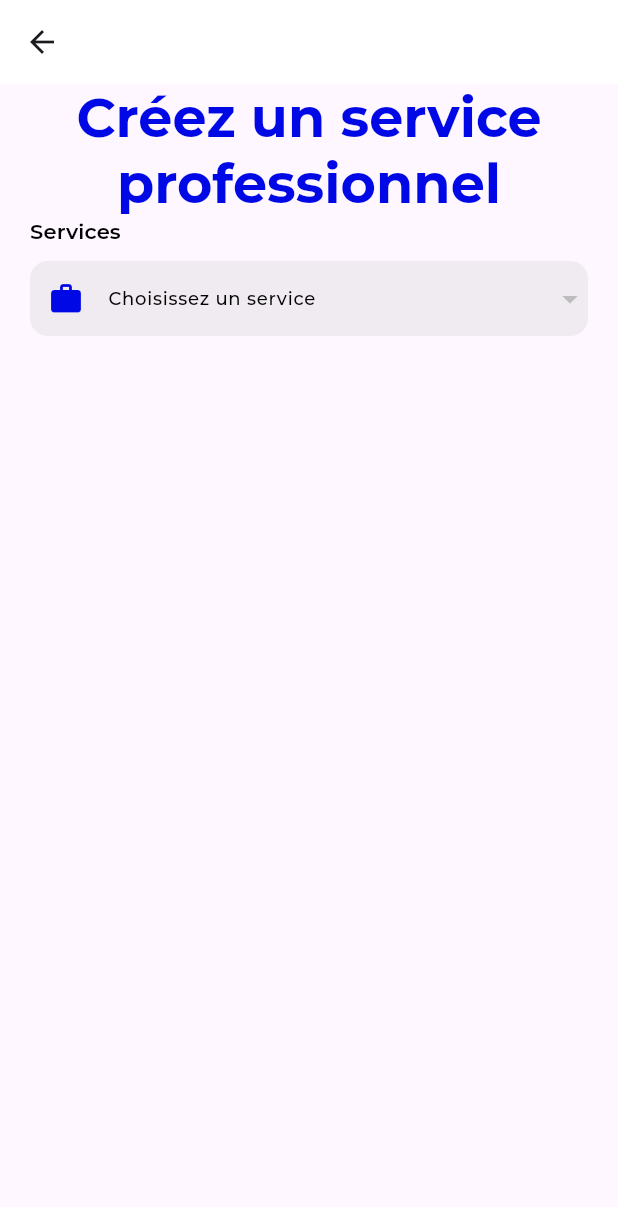
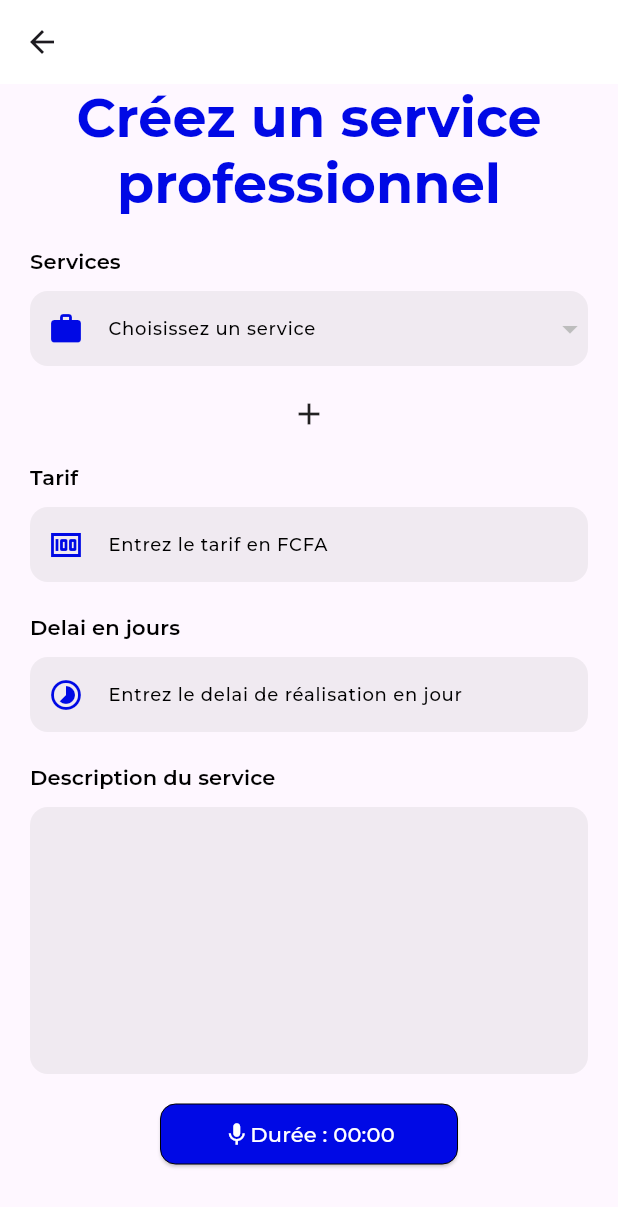
Before and after one commit to Ahlclark07/servy_app, a Flutter app: the PageCreationService screen opened by its route, on a phone screen of 412 x 824 dp. Shown: the top 1207 px of the screen. Run offline on Flutter 3.47's test engine with Material 3 defaults, Android fonts, the phone set to English and light mode, and no system bars; our stand-ins replace async_builder, audio_video_progress_bar, file_picker, firebase_auth, firebase_core, flutter_carousel_widget and 4 more; missing offline and left inert: async_button_builder, fan_floating_menu, flutter_sound, uno; accounts and stored records are empty.

Commit message:
Add of a page for service creation

```diff
--- /dev/null
+++ b/devtools_options.yaml
@@ -0,0 +1 @@
+extensions:
--- a/lib/components/forms/customSelectField.dart
+++ b/lib/components/forms/customSelectField.dart
@@ -1,5 +1,3 @@
-import 'dart:developer';
-
 import 'package:flutter/material.dart';
 import 'package:flutter_form_builder/flutter_form_builder.dart';
 import 'package:servy_app/design/design_data.dart';
--- a/lib/components/forms/custom_text_field.dart
+++ b/lib/components/forms/custom_text_field.dart
@@ -9,12 +9,14 @@ class CustomTextField extends StatefulWidget {
   final IconData icon;
   final TextEditingController controller;
   final bool isNumber;
+  final int maxLines;
   const CustomTextField(
       {super.key,
       required this.labelTitle,
       required this.labelText,
       required this.controller,
       required this.name,
+      this.maxLines = 1,
       this.isNumber = false,
       required this.icon});
 
@@ -43,6 +45,7 @@ class _CustomTextFieldState extends State<CustomTextField> {
               borderRadius: BorderRadius.circular(12),
               color: Palette.cendre.withOpacity(.15)),
           child: FormBuilderTextField(
+              maxLines: widget.maxLines,
               onTap: () => setState(() {
                     showLabel = false;
                   }),
@@ -56,10 +59,12 @@ class _CustomTextFieldState extends State<CustomTextField> {
                   widget.isNumber ? TextInputType.phone : TextInputType.text,
               name: widget.name,
               decoration: Design.inputDecoration.copyWith(
-                  icon: Container(
-                      margin: const EdgeInsets.only(left: 12, right: 0),
-                      child: Icon(widget.icon)),
-                  label: showLabel
+                  icon: widget.maxLines == 1
+                      ? Container(
+                          margin: const EdgeInsets.only(left: 12, right: 0),
+                          child: Icon(widget.icon))
+                      : null,
+                  label: (showLabel && widget.maxLines == 1)
                       ? Text(
                           widget.labelText,
                           style: Theme.of(context).textTheme.labelMedium,
--- a/lib/pages/page_creation_service.dart
+++ b/lib/pages/page_creation_service.dart
@@ -1,9 +1,16 @@
 import 'dart:developer';
+import 'dart:io';
 
 import 'package:async_builder/async_builder.dart';
 import 'package:flutter/material.dart';
+import 'package:permission_handler/permission_handler.dart';
+import 'package:servy_app/components/buttons/ask_for_file_button.dart';
 import 'package:servy_app/components/forms/customSelectField.dart';
+import 'package:servy_app/components/forms/custom_text_field.dart';
+import 'package:servy_app/components/forms/materiau_form.dart';
+import 'package:servy_app/design/design_data.dart';
 import 'package:servy_app/utils/servy_backend.dart';
+import 'package:flutter_sound/flutter_sound.dart';
 
 class PageCreationService extends StatefulWidget {
   const PageCreationService({super.key});
@@ -15,14 +22,50 @@ class PageCreationService extends StatefulWidget {
 class _PageCreationServiceState extends State<PageCreationService> {
   int nombrePhoto = 0;
   String service = "";
+  final List<File> photos = [];
+  final List<String> materiels = [];
+  late File audio;
+  final TextEditingController tarifController = TextEditingController();
+  final TextEditingController descController = TextEditingController();
+  final TextEditingController delaiController = TextEditingController();
+
+  final recorder = FlutterSoundRecorder();
+  @override
+  void initState() {
+    super.initState();
+    initRecorder();
+  }
+
+  Future<void> record() async {
+    await recorder.startRecorder(toFile: "audio.mp4");
+  }
+
+  Future<void> stop() async {
+    audio = File("${await recorder.stopRecorder()}");
+  }
+
+  Future initRecorder() async {
+    final status = await Permission.microphone.request();
+    if (status != PermissionStatus.granted) {
+      throw ("Exception, microphone non permi par le user");
+    }
+
+    await recorder.openRecorder();
+    await recorder.setSubscriptionDuration(const Duration(milliseconds: 500));
+  }
+
   @override
   Widget build(BuildContext context) {
     return Scaffold(
-      appBar: AppBar(),
+      appBar: AppBar(
+        scrolledUnderElevation: 0,
+      ),
       body: SingleChildScrollView(
         child: Container(
-          margin: EdgeInsets.symmetric(horizontal: 20),
-          child: AsyncBuilder(
+          margin: const EdgeInsets.symmetric(horizontal: 20),
+          child: Column(
+            children: [
+              AsyncBuilder(
                   retain: true,
                   waiting: (context) => const CircularProgressIndicator(),
                   future: ServyBackend().getListOfServices(),
@@ -45,6 +88,9 @@ class _PageCreationServiceState extends State<PageCreationService> {
                               ?.copyWith(fontWeight: FontWeight.bold),
                           textAlign: TextAlign.center,
                         ),
+                        const SizedBox(
+                          height: 20,
+                        ),
                         CustomSelectField(
                             labelTitle: "Services",
                             labelText: "Choisissez un service",
@@ -55,9 +101,136 @@ class _PageCreationServiceState extends State<PageCreationService> {
                                 }),
                             name: "services",
                             icon: Icons.work),
+                        const SizedBox(
+                          height: 20,
+                        ),
+                        AskForFile(
+                            callback: (File f) => setState(() {
+                                  photos.add(f);
+                                }),
+                            limit: 4,
+                            nom: "photos du service"),
+                        const SizedBox(
+                          height: 20,
+                        ),
+                        CustomTextField(
+                            labelTitle: "Tarif",
+                            labelText: "Entrez le tarif en FCFA",
+                            controller: tarifController,
+                            name: "tarif",
+                            icon: Icons.money),
+                        const SizedBox(
+                          height: 20,
+                        ),
+                        CustomTextField(
+                            labelTitle: "Delai en jours",
+                            labelText: "Entrez le delai de réalisation en jour",
+                            controller: delaiController,
+                            name: "delai",
+                            icon: Icons.timelapse),
+                        const SizedBox(
+                          height: 20,
+                        ),
+                        CustomTextField(
+                            labelTitle: "Description du service",
+                            labelText: "Entrez la description du service",
+                            maxLines: 7,
+                            controller: descController,
+                            name: "delai",
+                            icon: Icons.timelapse),
+                        const SizedBox(
+                          height: 20,
+                        ),
+                        AsyncBuilder(
+                            initial: null,
+                            stream: recorder.onProgress,
+                            builder: (context, value) {
+                              return ElevatedButton(
+                                  onPressed: () async {
+                                    if (recorder.isRecording) {
+                                      await stop();
+                                      inspect(await recorder.getRecordURL(
+                                          path: "audio"));
+                                    } else {
+                                      await record();
+                                    }
+                                    setState(() {});
+                                  },
+                                  child: SizedBox(
+                                    width: 150,
+                                    child: Row(
+                                      mainAxisAlignment:
+                                          MainAxisAlignment.center,
+                                      children: [
+                                        Icon(recorder.isRecording
+                                            ? Icons.stop
+                                            : Icons.mic),
+                                        Text(
+                                            "Durée : ${value != null ? value.duration.toString().substring(2, 7) : "00:00"}")
+                                      ],
+                                    ),
+                                  ));
+                            }),
+                        const SizedBox(
+                          height: 20,
+                        ),
+                        const SizedBox(
+                          height: 20,
+                        ),
                       ],
                     );
                   }),
+              Container(
+                child: Column(
+                  children: [
+                    Row(
+                      children: [
+                        const Expanded(child: Text("Ajouter du matériel")),
+                        MaterialButton(
+                          onPressed: () {
+                            setState(() {
+                              materiels.contains("")
+                                  ? materiels.remove("")
+                                  : materiels.add("");
+                              inspect(materiels);
+                            });
+                          },
+                          child: Icon(materiels.contains("")
+                              ? Icons.remove_circle
+                              : Icons.add),
+                        )
+                      ],
+                    ),
+                    ...List<MateriauForm>.generate(materiels.length, (index) {
+                      return MateriauForm(callback: (id) {
+                        setState(() {
+                          materiels[index] = id;
+                        });
+                      });
+                    })
+                  ],
+                ),
+              ),
+              ElevatedButton(
+                onPressed: () async {
+                  final response = await ServyBackend()
+                      .createServicePrestataire(
+                          photos: photos,
+                          service: service,
+                          tarif: tarifController.text,
+                          delai: delaiController.text,
+                          audio: audio,
+                          desc: descController.text,
+                          materiels: materiels);
+                  inspect(response);
+                },
+                child: const Text(
+                  "Confirmer la création",
+                  textAlign: TextAlign.center,
+                ),
+              ),
+            ],
+          ),
         ),
       ),
     );
--- a/pubspec.yaml
+++ b/pubspec.yaml
@@ -49,6 +49,8 @@ dependencies:
   async_button_builder: ^3.0.0+1
   file_picker: ^8.0.3
   fan_floating_menu: ^0.0.1
+  flutter_sound: ^9.4.11
+  permission_handler: ^11.3.1
 
 dev_dependencies:
   flutter_test:
```
Also changed, not shown: lib/components/buttons/ask_for_file_button.dart (+55 -7 lines), lib/components/forms/materiau_form.dart (added, +123 -0 lines), lib/main.dart (+4 -4 lines), lib/utils/servy_backend.dart (+51 -1 lines), pubspec.lock, 14 other files. Lines whose indentation alone changed are shown as unchanged.
